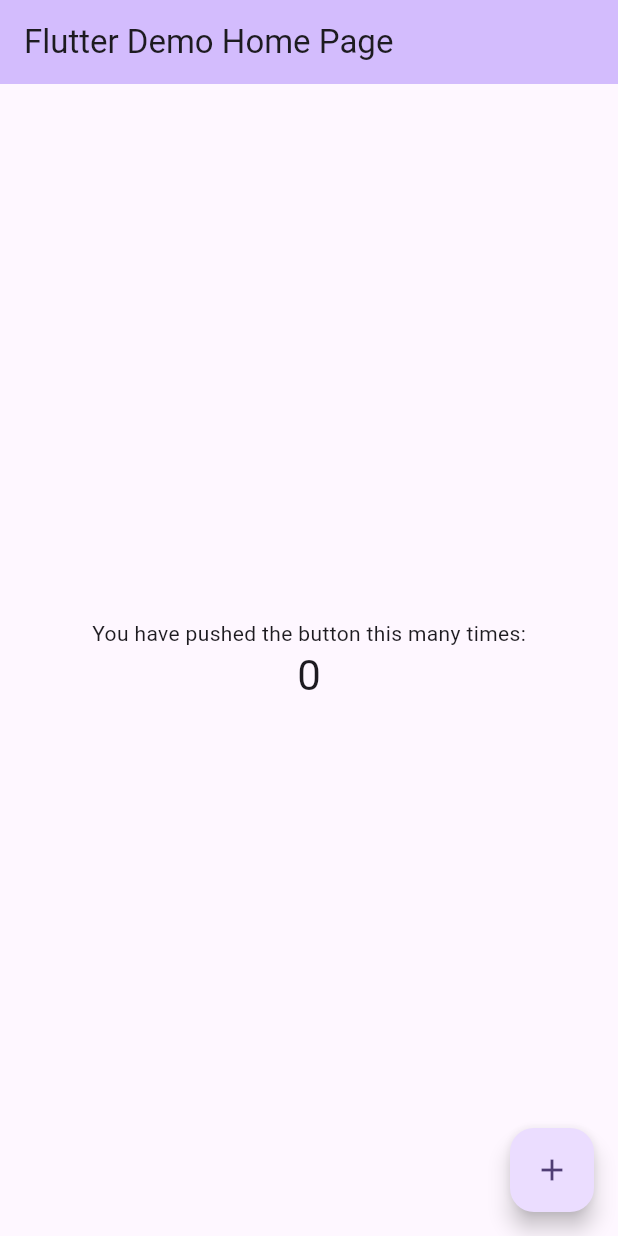
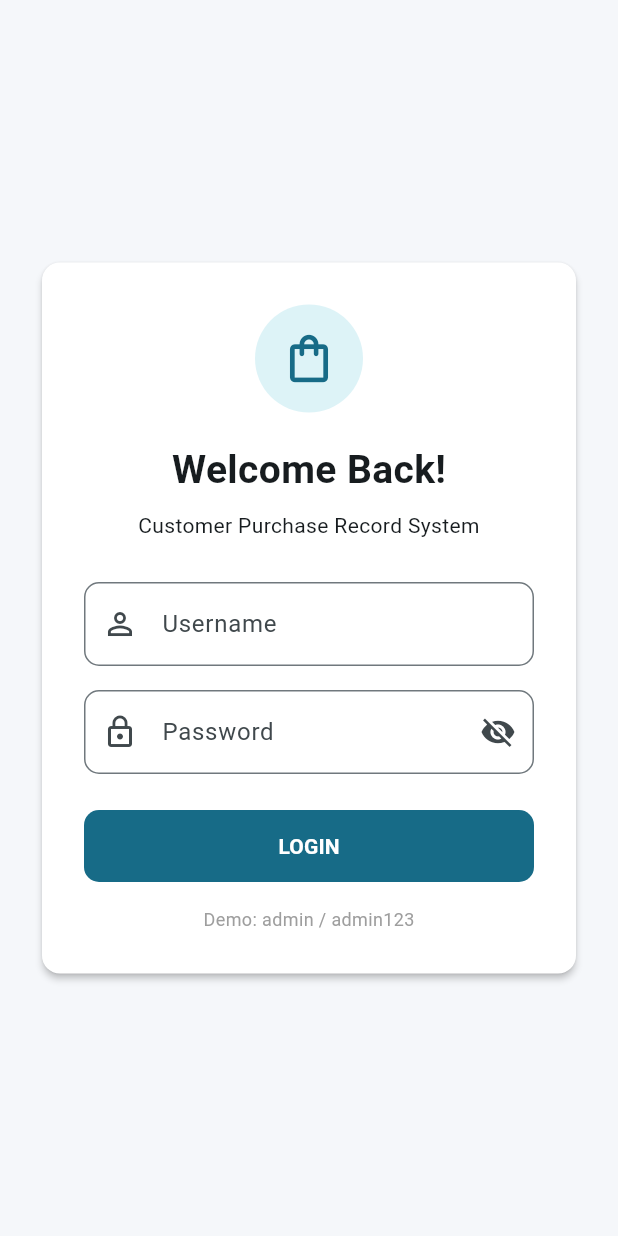
Before and after one commit to janee85/reas_project, a Flutter app: the screen it shows after launch, on a phone screen of 412 x 824 dp. Run offline on Flutter 3.47's test engine with Material 3 defaults, Android fonts, the phone set to English and light mode, and no system bars.

Commit message:
Add login and home screens

```diff
--- a/reas_project/lib/app.dart
+++ b/reas_project/lib/app.dart
@@ -0,0 +1,23 @@
+
+import 'package:flutter/material.dart';
+import 'screens/login_screen.dart';
+
+class CustomerPurchaseApp extends StatelessWidget {
+  const CustomerPurchaseApp({super.key});
+
+  @override
+  Widget build(BuildContext context) {
+    return MaterialApp(
+      debugShowCheckedModeBanner: false,
+      title: 'Customer Purchase Record System',
+      theme: ThemeData(
+        useMaterial3: true,
+        colorScheme: ColorScheme.fromSeed(
+          seedColor: const Color(0xFF176B87),
+        ),
+        scaffoldBackgroundColor: const Color(0xFFF5F7FA),
+      ),
+      home: const LoginScreen(),
+    );
+  }
+}
--- a/reas_project/lib/main.dart
+++ b/reas_project/lib/main.dart
@@ -1,122 +1,7 @@
+
 import 'package:flutter/material.dart';
+import 'app.dart';
 
 void main() {
-  runApp(const MyApp());
+  runApp(const CustomerPurchaseApp());
 }
-
-class MyApp extends StatelessWidget {
-  const MyApp({super.key});
-
-  // This widget is the root of your application.
-  @override
-  Widget build(BuildContext context) {
-    return MaterialApp(
-      title: 'Flutter Demo',
-      theme: ThemeData(
-        // This is the theme of your application.
-        //
-        // TRY THIS: Try running your application with "flutter run". You'll see
-        // the application has a purple toolbar. Then, without quitting the app,
-        // try changing the seedColor in the colorScheme below to Colors.green
-        // and then invoke "hot reload" (save your changes or press the "hot
-        // reload" button in a Flutter-supported IDE, or press "r" if you used
-        // the command line to start the app).
-        //
-        // Notice that the counter didn't reset back to zero; the application
-        // state is not lost during the reload. To reset the state, use hot
-        // restart instead.
-        //
-        // This works for code too, not just values: Most code changes can be
-        // tested with just a hot reload.
-        colorScheme: .fromSeed(seedColor: Colors.deepPurple),
-      ),
-      home: const MyHomePage(title: 'Flutter Demo Home Page'),
-    );
-  }
-}
-
-class MyHomePage extends StatefulWidget {
-  const MyHomePage({super.key, required this.title});
-
-  // This widget is the home page of your application. It is stateful, meaning
-  // that it has a State object (defined below) that contains fields that affect
-  // how it looks.
-
-  // This class is the configuration for the state. It holds the values (in this
-  // case the title) provided by the parent (in this case the App widget) and
-  // used by the build method of the State. Fields in a Widget subclass are
-  // always marked "final".
-
-  final String title;
-
-  @override
-  State<MyHomePage> createState() => _MyHomePageState();
-}
-
-class _MyHomePageState extends State<MyHomePage> {
-  int _counter = 0;
-
-  void _incrementCounter() {
-    setState(() {
-      // This call to setState tells the Flutter framework that something has
-      // changed in this State, which causes it to rerun the build method below
-      // so that the display can reflect the updated values. If we changed
-      // _counter without calling setState(), then the build method would not be
-      // called again, and so nothing would appear to happen.
-      _counter++;
-    });
-  }
-
-  @override
-  Widget build(BuildContext context) {
-    // This method is rerun every time setState is called, for instance as done
-    // by the _incrementCounter method above.
-    //
-    // The Flutter framework has been optimized to make rerunning build methods
-    // fast, so that you can just rebuild anything that needs updating rather
-    // than having to individually change instances of widgets.
-    return Scaffold(
-      appBar: AppBar(
-        // TRY THIS: Try changing the color here to a specific color (to
-        // Colors.amber, perhaps?) and trigger a hot reload to see the AppBar
-        // change color while the other colors stay the same.
-        backgroundColor: Theme.of(context).colorScheme.inversePrimary,
-        // Here we take the value from the MyHomePage object that was created by
-        // the App.build method, and use it to set our appbar title.
-        title: Text(widget.title),
-      ),
-      body: Center(
-        // Center is a layout widget. It takes a single child and positions it
-        // in the middle of the parent.
-        child: Column(
-          // Column is also a layout widget. It takes a list of children and
-          // arranges them vertically. By default, it sizes itself to fit its
-          // children horizontally, and tries to be as tall as its parent.
-          //
-          // Column has various properties to control how it sizes itself and
-          // how it positions its children. Here we use mainAxisAlignment to
-          // center the children vertically; the main axis here is the vertical
-          // axis because Columns are vertical (the cross axis would be
-          // horizontal).
-          //
-          // TRY THIS: Invoke "debug painting" (choose the "Toggle Debug Paint"
-          // action in the IDE, or press "p" in the console), to see the
-          // wireframe for each widget.
-          mainAxisAlignment: .center,
-          children: [
-            const Text('You have pushed the button this many times:'),
-            Text(
-              '$_counter',
-              style: Theme.of(context).textTheme.headlineMedium,
-            ),
-          ],
-        ),
-      ),
-      floatingActionButton: FloatingActionButton(
-        onPressed: _incrementCounter,
-        tooltip: 'Increment',
-        child: const Icon(Icons.add),
-      ),
-    );
-  }
-}
--- a/reas_project/lib/screens/login_screen.dart
+++ b/reas_project/lib/screens/login_screen.dart
@@ -0,0 +1,140 @@
+
+import 'package:flutter/material.dart';
+import '../widgets/app_button.dart';
+import '../widgets/app_text_field.dart';
+import 'home_screen.dart';
+
+class LoginScreen extends StatefulWidget {
+  const LoginScreen({super.key});
+
+  @override
+  State<LoginScreen> createState() => _LoginScreenState();
+}
+
+class _LoginScreenState extends State<LoginScreen> {
+  final usernameController = TextEditingController();
+  final passwordController = TextEditingController();
+
+  bool obscurePassword = true;
+  String? errorMessage;
+
+  void login() {
+    if (usernameController.text.trim() == 'admin' &&
+        passwordController.text == 'admin123') {
+      Navigator.pushReplacement(
+        context,
+        MaterialPageRoute(
+          builder: (context) => const HomeScreen(),
+        ),
+      );
+    } else {
+      setState(() {
+        errorMessage = 'Invalid username or password.';
+      });
+    }
+  }
+
+  @override
+  void dispose() {
+    usernameController.dispose();
+    passwordController.dispose();
+    super.dispose();
+  }
+
+  @override
+  Widget build(BuildContext context) {
+    return Scaffold(
+      body: Center(
+        child: SingleChildScrollView(
+          padding: const EdgeInsets.all(24),
+          child: ConstrainedBox(
+            constraints: const BoxConstraints(maxWidth: 400),
+            child: Card(
+              color: Colors.white,
+              elevation: 2,
+              child: Padding(
+                padding: const EdgeInsets.all(28),
+                child: Column(
+                  mainAxisSize: MainAxisSize.min,
+                  children: [
+                    const CircleAvatar(
+                      radius: 36,
+                      backgroundColor: Color(0xFFDDF3F7),
+                      child: Icon(
+                        Icons.shopping_bag_outlined,
+                        size: 38,
+                        color: Color(0xFF176B87),
+                      ),
+                    ),
+                    const SizedBox(height: 20),
+                    const Text(
+                      'Welcome Back!',
+                      style: TextStyle(
+                        fontSize: 26,
+                        fontWeight: FontWeight.bold,
+                      ),
+                    ),
+                    const SizedBox(height: 8),
+                    const Text(
+                      'Customer Purchase Record System',
+                      textAlign: TextAlign.center,
+                    ),
+                    const SizedBox(height: 28),
+
+                    AppTextField(
+                      label: 'Username',
+                      icon: Icons.person_outline,
+                      controller: usernameController,
+                    ),
+                    const SizedBox(height: 16),
+
+                    AppTextField(
+                      label: 'Password',
+                      icon: Icons.lock_outline,
+                      controller: passwordController,
+                      obscureText: obscurePassword,
+                      suffixIcon: IconButton(
+                        icon: Icon(
+                          obscurePassword
+                              ? Icons.visibility_off
+                              : Icons.visibility,
+                        ),
+                        onPressed: () {
+                          setState(() {
+                            obscurePassword = !obscurePassword;
+                          });
+                        },
+                      ),
+                    ),
+
+                    if (errorMessage != null) ...[
+                      const SizedBox(height: 12),
+                      Text(
+                        errorMessage!,
+                        style: const TextStyle(color: Colors.red),
+                      ),
+                    ],
+
+                    const SizedBox(height: 24),
+                    AppButton(
+                      text: 'LOGIN',
+                      onPressed: login,
+                    ),
+                    const SizedBox(height: 16),
+                    const Text(
+                      'Demo: admin / admin123',
+                      style: TextStyle(
+                        color: Colors.grey,
+                        fontSize: 12,
+                      ),
+                    ),
+                  ],
+                ),
+              ),
+            ),
+          ),
+        ),
+      ),
+    );
+  }
+}
--- a/reas_project/lib/widgets/app_button.dart
+++ b/reas_project/lib/widgets/app_button.dart
@@ -0,0 +1,37 @@
+
+import 'package:flutter/material.dart';
+
+class AppButton extends StatelessWidget {
+  final String text;
+  final VoidCallback onPressed;
+
+  const AppButton({
+    super.key,
+    required this.text,
+    required this.onPressed,
+  });
+
+  @override
+  Widget build(BuildContext context) {
+    return SizedBox(
+      width: double.infinity,
+      height: 48,
+      child: FilledButton(
+        onPressed: onPressed,
+        style: FilledButton.styleFrom(
+          backgroundColor: const Color(0xFF176B87),
+          foregroundColor: Colors.white,
+          shape: RoundedRectangleBorder(
+            borderRadius: BorderRadius.circular(10),
+          ),
+        ),
+        child: Text(
+          text,
+          style: const TextStyle(
+            fontWeight: FontWeight.bold,
+          ),
+        ),
+      ),
+    );
+  }
+}
--- a/reas_project/lib/widgets/app_text_field.dart
+++ b/reas_project/lib/widgets/app_text_field.dart
@@ -0,0 +1,35 @@
+
+import 'package:flutter/material.dart';
+
+class AppTextField extends StatelessWidget {
+  final String label;
+  final IconData icon;
+  final TextEditingController controller;
+  final bool obscureText;
+  final Widget? suffixIcon;
+
+  const AppTextField({
+    super.key,
+    required this.label,
+    required this.icon,
+    required this.controller,
+    this.obscureText = false,
+    this.suffixIcon,
+  });
+
+  @override
+  Widget build(BuildContext context) {
+    return TextField(
+      controller: controller,
+      obscureText: obscureText,
+      decoration: InputDecoration(
+        labelText: label,
+        prefixIcon: Icon(icon),
+        suffixIcon: suffixIcon,
+        border: OutlineInputBorder(
+          borderRadius: BorderRadius.circular(10),
+        ),
+      ),
+    );
+  }
+}
```
Also changed, not shown: reas_project/lib/screens/home_screen.dart (+230 -0 lines).
